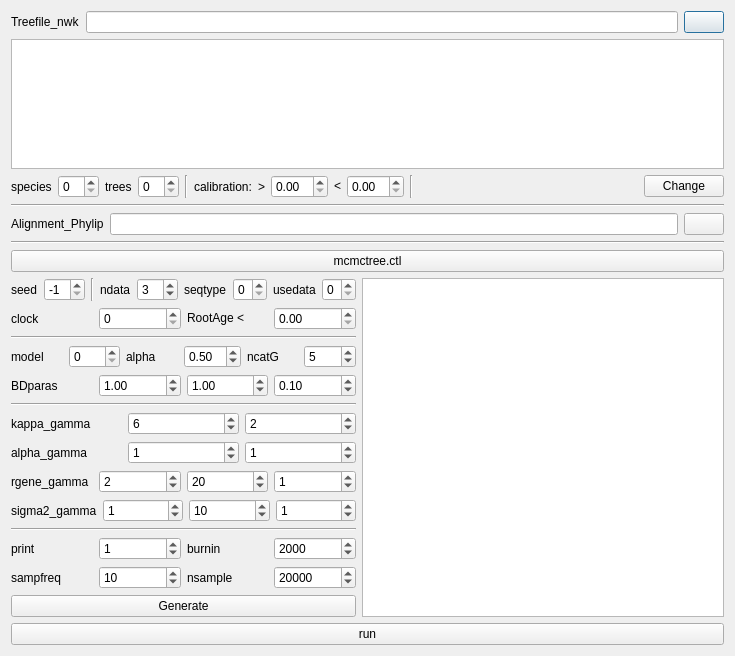
This is PhyloSuite/uifiles/mcmctree.ui in dongzhang0725/PhyloSuite as Qt 5 draws it before an edit. The edited form follows.
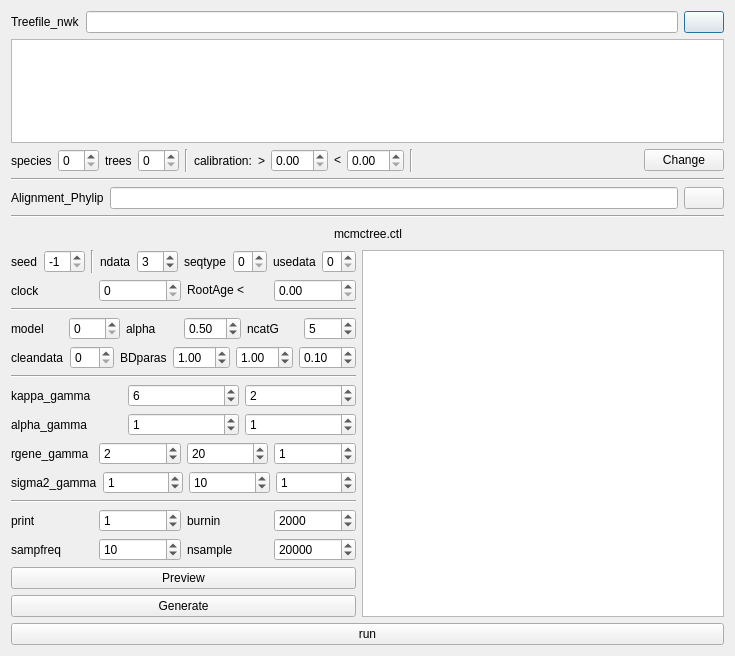
This is the edited form.

```diff
--- a/PhyloSuite/uifiles/mcmctree.ui
+++ b/PhyloSuite/uifiles/mcmctree.ui
@@ -27,7 +27,7 @@
       <widget class="QLineEdit" name="lineEdit"/>
      </item>
      <item row="0" column="2">
-      <widget class="QPushButton" name="pushButton_2">
+      <widget class="QPushButton" name="pushButton_4">
        <property name="text">
         <string/>
        </property>
@@ -167,14 +167,40 @@
     </widget>
    </item>
    <item>
-    <layout class="QHBoxLayout" name="horizontalLayout_2">
+    <layout class="QHBoxLayout" name="horizontalLayout_14">
      <item>
-      <widget class="QPushButton" name="pushButton_4">
+      <spacer name="horizontalSpacer_2">
+       <property name="orientation">
+        <enum>Qt::Horizontal</enum>
+       </property>
+       <property name="sizeHint" stdset="0">
+        <size>
+         <width>40</width>
+         <height>20</height>
+        </size>
+       </property>
+      </spacer>
+     </item>
+     <item>
+      <widget class="QLabel" name="label_27">
        <property name="text">
         <string>mcmctree.ctl</string>
        </property>
       </widget>
      </item>
+     <item>
+      <spacer name="horizontalSpacer_3">
+       <property name="orientation">
+        <enum>Qt::Horizontal</enum>
+       </property>
+       <property name="sizeHint" stdset="0">
+        <size>
+         <width>40</width>
+         <height>20</height>
+        </size>
+       </property>
+      </spacer>
+     </item>
     </layout>
    </item>
    <item>
@@ -341,6 +367,20 @@
        </item>
        <item>
         <layout class="QHBoxLayout" name="horizontalLayout_9">
+         <item>
+          <widget class="QLabel" name="label_26">
+           <property name="text">
+            <string>cleandata</string>
+           </property>
+          </widget>
+         </item>
+         <item>
+          <widget class="QSpinBox" name="spinBox_24">
+           <property name="maximum">
+            <number>1</number>
+           </property>
+          </widget>
+         </item>
          <item>
           <widget class="QLabel" name="label_17">
            <property name="text">
@@ -596,6 +636,13 @@
          </item>
         </layout>
        </item>
+       <item>
+        <widget class="QPushButton" name="pushButton_7">
+         <property name="text">
+          <string>Preview</string>
+         </property>
+        </widget>
+       </item>
        <item>
         <widget class="QPushButton" name="pushButton_5">
          <property name="text">
```
Left out of the diff: 44 changed lines with no effect on the pictures.
